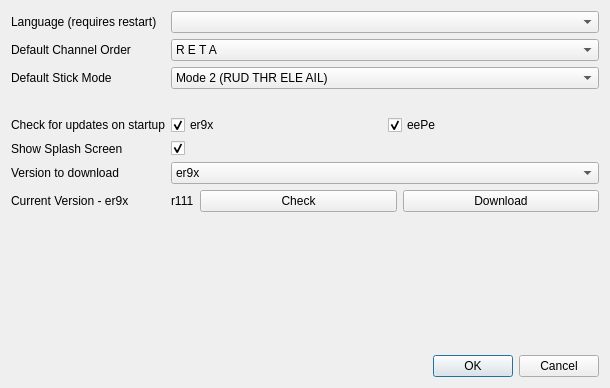
Above: src/preferencesdialog.ui from xhorizont/eepe before the change. Below: the same form after it.
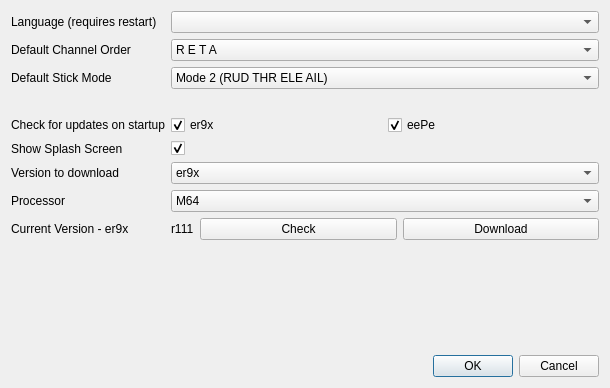
That is the form after the change. Icons and pictures are not drawn.

Diff of the .ui file:
```diff
--- a/src/preferencesdialog.ui
+++ b/src/preferencesdialog.ui
@@ -120,9 +120,14 @@
        <string>er9x - NMEA</string>
       </property>
      </item>
+     <item>
+      <property name="text">
+       <string>er9x - 128 - FrSky</string>
+      </property>
+     </item>
     </widget>
    </item>
-   <item row="8" column="1">
+   <item row="9" column="1">
     <spacer name="verticalSpacer">
      <property name="orientation">
       <enum>Qt::Vertical</enum>
@@ -135,7 +140,7 @@
      </property>
     </spacer>
    </item>
-   <item row="9" column="1">
+   <item row="10" column="1">
     <widget class="QDialogButtonBox" name="buttonBox">
      <property name="orientation">
       <enum>Qt::Horizontal</enum>
@@ -352,7 +357,7 @@
      </property>
     </spacer>
    </item>
-   <item row="7" column="1">
+   <item row="8" column="1">
     <layout class="QGridLayout" name="gridLayout_3" columnstretch="0,10,10" columnminimumwidth="0,0,0">
      <item row="0" column="2">
       <widget class="QPushButton" name="er9x_dnld">
@@ -377,13 +382,34 @@
      </item>
     </layout>
    </item>
-   <item row="7" column="0">
+   <item row="8" column="0">
     <widget class="QLabel" name="label_5">
      <property name="text">
       <string>Current Version - er9x</string>
      </property>
     </widget>
    </item>
+   <item row="7" column="1">
+    <widget class="QComboBox" name="ProcessorCB">
+     <item>
+      <property name="text">
+       <string>M64</string>
+      </property>
+     </item>
+     <item>
+      <property name="text">
+       <string>M128</string>
+      </property>
+     </item>
+    </widget>
+   </item>
+   <item row="7" column="0">
+    <widget class="QLabel" name="label_6">
+     <property name="text">
+      <string>Processor</string>
+     </property>
+    </widget>
+   </item>
   </layout>
  </widget>
  <resources>
```
